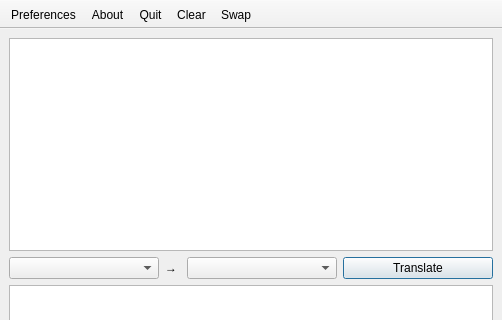
The window that src/mainwindow.ui (georgyfarniev/litetran-qt) describes before a commit, drawn with Qt 5; both pictures show x 0 to 502 and y 0 to 320 of the 502 by 507 pixel window.
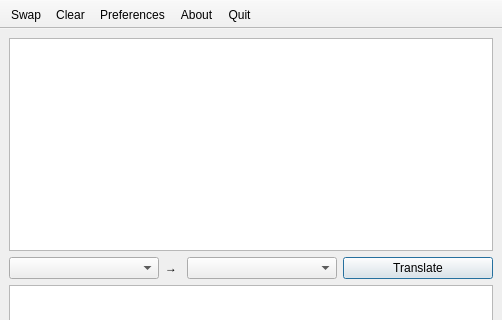
The same window after the commit. Icons and pictures are not drawn.

What changed in the file:
```diff
--- a/src/mainwindow.ui
+++ b/src/mainwindow.ui
@@ -129,11 +129,11 @@
    <attribute name="toolBarBreak">
     <bool>false</bool>
    </attribute>
+   <addaction name="actionSwap"/>
+   <addaction name="actionClear"/>
    <addaction name="actionPreferences"/>
    <addaction name="actionAbout"/>
    <addaction name="actionQuit"/>
-   <addaction name="actionClear"/>
-   <addaction name="actionSwap"/>
   </widget>
   <action name="actionPreferences">
    <property name="icon">
```
